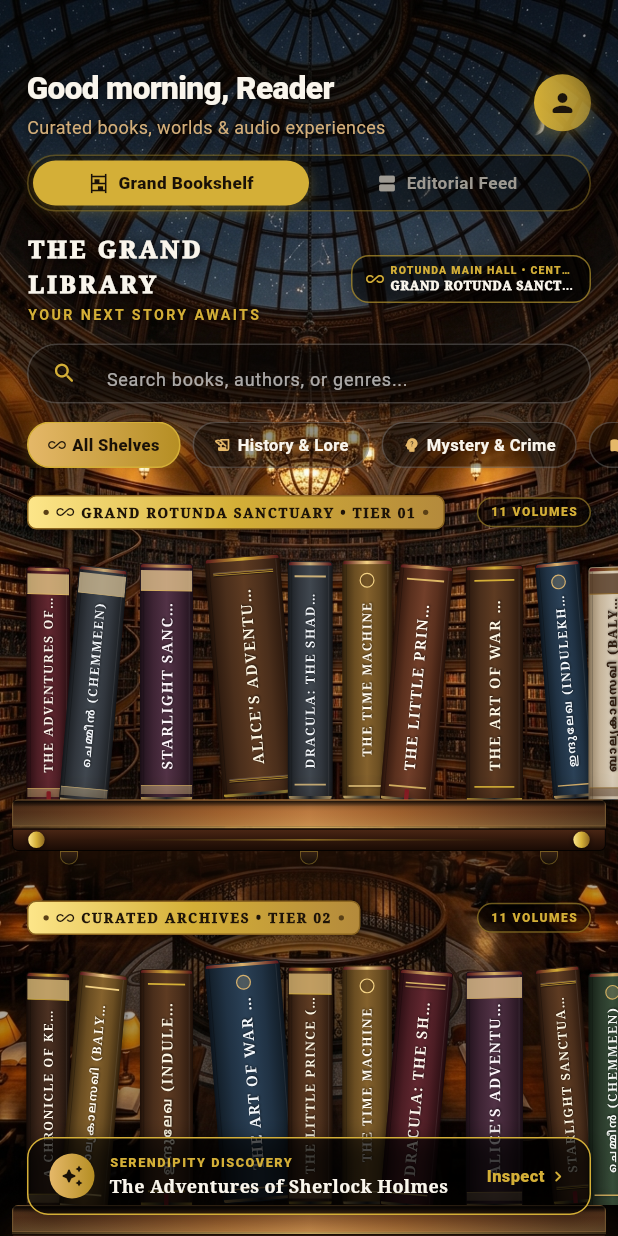
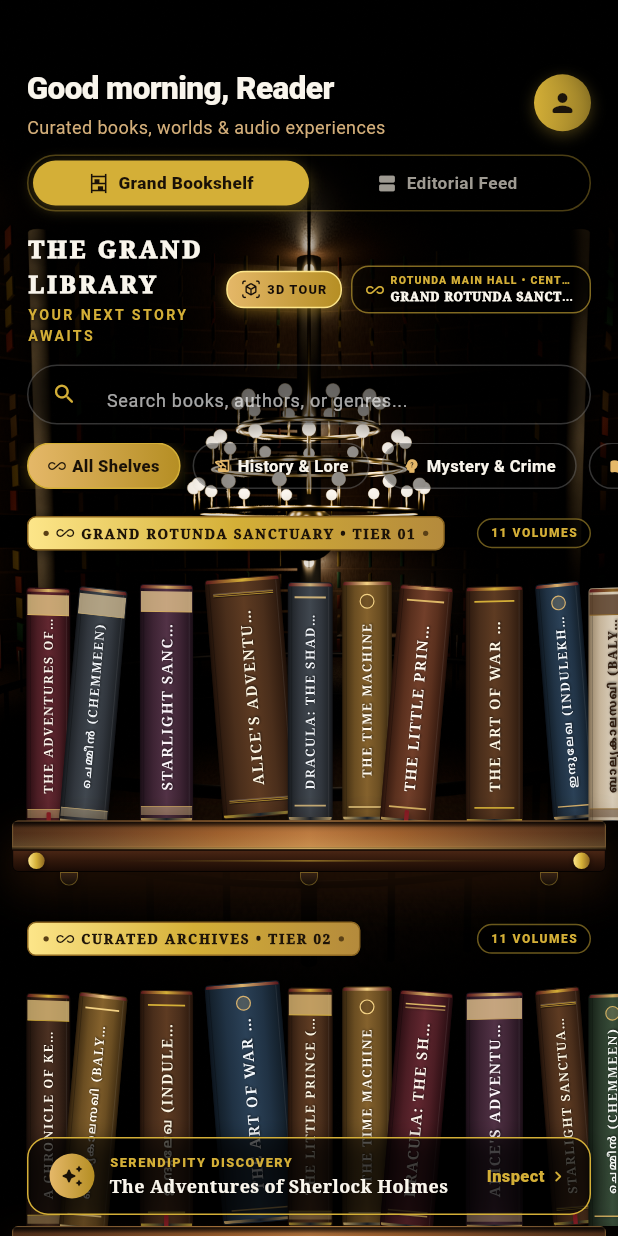
Before and after one commit to Arjun2628/MyShelf, a Flutter app: the ExploreScreen screen opened directly with empty values, on a phone screen of 412 x 824 dp. Run offline on Flutter 3.47's test engine with Material 3 defaults, Android fonts, the phone set to English and light mode, and no system bars; our stand-ins replace file_picker, flutter_local_notifications, flutter_tts, hive_flutter, image_picker, shared_preferences and 1 more; missing offline and left inert: flutter_tesseract_ocr, google_mlkit_text_recognition, model_viewer_plus, syncfusion_flutter_pdf; accounts and stored records are empty.

Commit message:
feat(explore): integrate Blender 3D rotunda model with multi-perspective camera passes and interactive 3D walkthrough screen

```diff
--- a/lib/features/explore/presentation/widgets/grand_bookshelf_wall_widget.dart
+++ b/lib/features/explore/presentation/widgets/grand_bookshelf_wall_widget.dart
@@ -1,6 +1,7 @@
 import 'dart:math' as math;
 import 'package:epub_audio/features/epub/domain/entities/book.dart';
 import 'package:epub_audio/features/explore/domain/entities/category.dart';
+import 'package:epub_audio/features/explore/presentation/screens/interactive_3d_rotunda_screen.dart';
 import 'package:epub_audio/features/explore/presentation/widgets/book_exploration_inspection_sheet.dart';
 import 'package:epub_audio/features/explore/presentation/widgets/realistic_book_spine_widget.dart';
 import 'package:flutter/material.dart';
@@ -85,8 +86,8 @@ class LibraryWingCamera {
           wingName: 'CELESTIAL DOME BALCONY',
           wingSubtitle: 'LOOKING DOWN UNDER STARRY GLASS DOME',
           bgAsset: isDark
-              ? 'assets/rotunda_top_dome_view.jpg'
-              : 'assets/rotunda_top_dome_view_light.jpg',
+              ? 'assets/blender_rotunda_dome.png'
+              : 'assets/blender_rotunda_dome.png',
           pitch: -0.04,
           yaw: 0.02,
           roll: -0.008,
@@ -144,8 +145,8 @@ class LibraryWingCamera {
           wingName: 'SCHOLAR\'S READING DESK',
           wingSubtitle: 'SEATED AT AMBER LAMP STUDY TABLE',
           bgAsset: isDark
-              ? 'assets/rotunda_reading_desk_view.jpg'
-              : 'assets/rotunda_reading_desk_view_light.jpg',
+              ? 'assets/blender_rotunda_desk.png'
+              : 'assets/blender_rotunda_desk.png',
           pitch: 0.03,
           yaw: -0.02,
           roll: -0.006,
@@ -203,8 +204,8 @@ class LibraryWingCamera {
           wingName: 'SPIRAL STAIRCASE ARC',
           wingSubtitle: 'CLIMBING THE ROTUNDA BOOKSHELF WALL',
           bgAsset: isDark
-              ? 'assets/rotunda_spiral_staircase_view.jpg'
-              : 'assets/rotunda_spiral_staircase_view_light.jpg',
+              ? 'assets/blender_rotunda_main.png'
+              : 'assets/blender_rotunda_main.png',
           pitch: -0.02,
           yaw: 0.03,
           roll: 0.010,
@@ -262,8 +263,8 @@ class LibraryWingCamera {
           wingName: 'HERITAGE STUDY NOOK',
           wingSubtitle: 'PERSPECTIVE FROM WARM TEAK READING TABLE',
           bgAsset: isDark
-              ? 'assets/rotunda_reading_desk_view.jpg'
-              : 'assets/rotunda_reading_desk_view_light.jpg',
+              ? 'assets/blender_rotunda_desk.png'
+              : 'assets/blender_rotunda_desk.png',
           pitch: 0.02,
           yaw: -0.03,
           roll: 0.004,
@@ -321,8 +322,8 @@ class LibraryWingCamera {
           wingName: 'STARLIT DOME SANCTUARY',
           wingSubtitle: 'ELEVATED VIEW OF MOONLIT CUPOLA',
           bgAsset: isDark
-              ? 'assets/rotunda_top_dome_view.jpg'
-              : 'assets/rotunda_top_dome_view_light.jpg',
+              ? 'assets/blender_rotunda_dome.png'
+              : 'assets/blender_rotunda_dome.png',
           pitch: -0.05,
           yaw: -0.02,
           roll: 0.006,
@@ -380,8 +381,8 @@ class LibraryWingCamera {
           wingName: 'HIGH VAULT BALCONY',
           wingSubtitle: 'OVERLOOKING THE ARCHED VAULTS',
           bgAsset: isDark
-              ? 'assets/rotunda_spiral_staircase_view.jpg'
-              : 'assets/rotunda_spiral_staircase_view_light.jpg',
+              ? 'assets/blender_rotunda_main.png'
+              : 'assets/blender_rotunda_main.png',
           pitch: -0.03,
           yaw: -0.03,
           roll: -0.008,
@@ -439,8 +440,8 @@ class LibraryWingCamera {
           wingName: 'ALCOVE READING DESK',
           wingSubtitle: 'CLOSE-UP PERSPECTIVE OF WARM LAMPLIT DESK',
           bgAsset: isDark
-              ? 'assets/rotunda_reading_desk_view.jpg'
-              : 'assets/rotunda_reading_desk_view_light.jpg',
+              ? 'assets/blender_rotunda_desk.png'
+              : 'assets/blender_rotunda_desk.png',
           pitch: 0.02,
           yaw: 0.02,
           roll: 0.0,
@@ -498,8 +499,8 @@ class LibraryWingCamera {
           wingName: 'CENTRAL ROTUNDA BALUSTRADE',
           wingSubtitle: 'STANDING AT THE CIRCULAR BALUSTRADE EDGE',
           bgAsset: isDark
-              ? 'assets/grand_library_bg.jpg'
-              : 'assets/grand_library_bg_light.jpg',
+              ? 'assets/blender_rotunda_main.png'
+              : 'assets/blender_rotunda_main.png',
           pitch: 0.03,
           yaw: 0.01,
           roll: 0.004,
@@ -558,8 +559,8 @@ class LibraryWingCamera {
           wingName: 'GRAND ROTUNDA SANCTUARY',
           wingSubtitle: 'PANORAMIC EYE-LEVEL PERSPECTIVE',
           bgAsset: isDark
-              ? 'assets/grand_library_bg.jpg'
-              : 'assets/grand_library_bg_light.jpg',
+              ? 'assets/blender_rotunda_main.png'
+              : 'assets/blender_rotunda_main.png',
           pitch: 0.0,
           yaw: 0.0,
           roll: 0.0,
@@ -1023,6 +1024,9 @@ class _GrandBookshelfWallWidgetState extends State<GrandBookshelfWallWidget>
                             ),
                           ),
                           const SizedBox(width: 8),
+                          // 3D Walkthrough Tour Button (Blender Model)
+                          _build3DWalkthroughButton(context),
+                          const SizedBox(width: 6),
                           // Dynamic Library Wing Compass Pill
                           _buildWingCompassBadge(currentCamera, true),
                         ],
@@ -1179,6 +1183,55 @@ class _GrandBookshelfWallWidgetState extends State<GrandBookshelfWallWidget>
     }
   }
 
+  Widget _build3DWalkthroughButton(BuildContext context) {
+    return GestureDetector(
+      onTap: () {
+        HapticFeedback.selectionClick();
+        Interactive3DRotundaScreen.show(context);
+      },
+      child: Container(
+        padding: const EdgeInsets.symmetric(horizontal: 9, vertical: 5),
+        decoration: BoxDecoration(
+          gradient: const LinearGradient(
+            colors: [Color(0xFFE5B869), Color(0xFFB58E23)],
+          ),
+          borderRadius: BorderRadius.circular(12),
+          border: Border.all(
+            color: const Color(0xFFFDE68A),
+            width: 1.0,
+          ),
+          boxShadow: [
+            BoxShadow(
+              color: const Color(0xFFB58E23).withValues(alpha: 0.5),
+              blurRadius: 8,
+              offset: const Offset(0, 2),
+            ),
+          ],
+        ),
+        child: const Row(
+          mainAxisSize: MainAxisSize.min,
+          children: [
+            Icon(
+              Icons.view_in_ar_rounded,
+              size: 13,
+              color: Color(0xFF140C07),
+            ),
+            SizedBox(width: 4),
+            Text(
+              '3D TOUR',
+              style: TextStyle(
+                fontSize: 8.5,
+                fontWeight: FontWeight.w900,
+                letterSpacing: 0.8,
+                color: Color(0xFF140C07),
+              ),
+            ),
+          ],
+        ),
+      ),
+    );
+  }
+
   Widget _buildWingCompassBadge(LibraryWingCamera camera, bool isDark) {
     final goldAccent = isDark ? const Color(0xFFD4AF37) : const Color(0xFF2563EB);
 
--- a/pubspec.yaml
+++ b/pubspec.yaml
@@ -51,6 +51,7 @@ dependencies:
   image_picker: ^1.2.3
   google_mlkit_text_recognition: ^0.16.0
   flutter_tesseract_ocr: ^0.4.31
+  model_viewer_plus: ^1.7.1
 
 dev_dependencies:
   flutter_test:
```
Also changed, not shown: lib/features/explore/presentation/screens/interactive_3d_rotunda_screen.dart (added, +406 -0 lines), assets/blender_library_render.png (added), assets/blender_rotunda_desk.png (added), assets/blender_rotunda_dome.png (added), assets/blender_rotunda_main.png (added), pubspec.lock, 8 other files.
